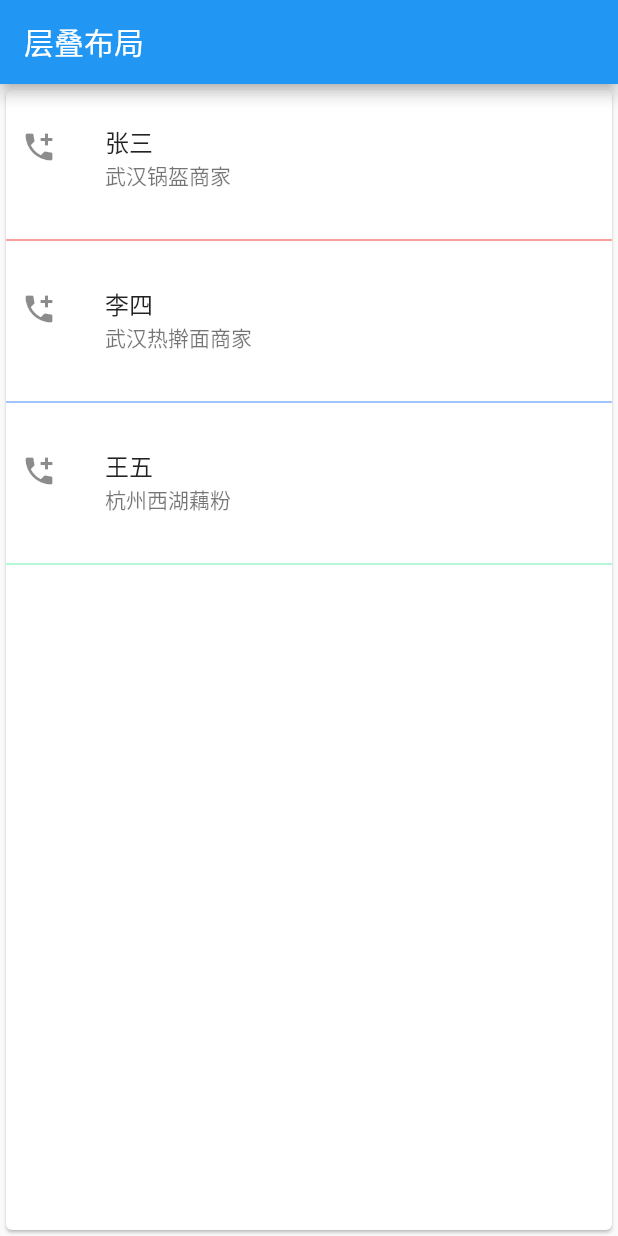
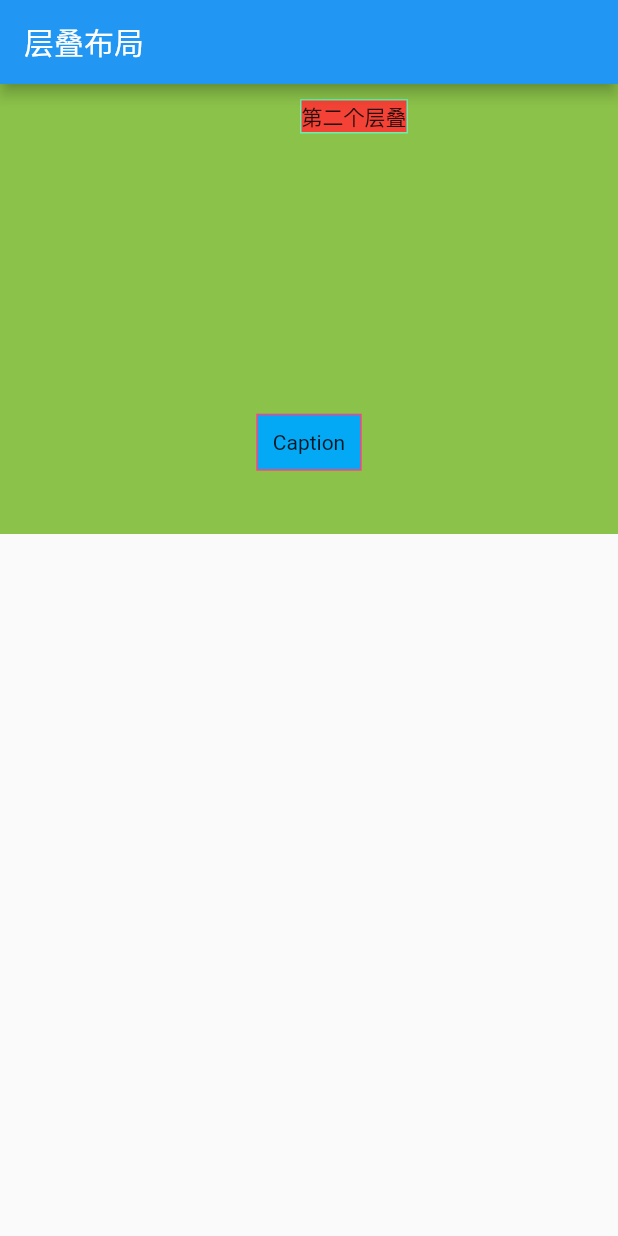
Before and after one commit to LaoChen1994/LearnFlutter, a Flutter app: the screen it shows after launch, on a phone screen of 412 x 824 dp. Run offline on Flutter 3.47's test engine with Material 2 defaults, Android fonts, the phone set to English and light mode, and no system bars.

```diff
--- a/layout_demo/lib/main.dart
+++ b/layout_demo/lib/main.dart
@@ -7,44 +7,104 @@ void main() => runApp(MyApp());
 // class MyApp extends StatelessWidget {
 //   @override
 //   Widget build(BuildContext context) {
-//     // TODO: implement build
 //     return MaterialApp(
 //       title: 'Layout Widget Demo',
 //       home: Scaffold(
-//         appBar: new AppBar(
-//           title: new Text('Row Layout demo'),
-//         ),
-//         body: new Row(
-//           children: <Widget>[
-//             Expanded(
-//                 child: new RaisedButton(
-//               onPressed: () {},
-//               color: Colors.redAccent,
-//               child: new Text('Red Botton'),
-//             )),
-//             Expanded(
-//               child: new RaisedButton(
-//                 onPressed: () {},
-//                 color: Colors.yellowAccent,
-//                 child: new Text(
-//                   'yellow Button',
-//                   style: TextStyle(color: Colors.blueGrey),
+//           appBar: new AppBar(
+//             title: new Text('Row Layout demo'),
+//           ),
+//           body: Column(
+//             children: <Widget>[
+//               Row(
+//                 children: <Widget>[
+//                   Container(
+//                     child: Center(
+//                       child: Text(
+//                         '左边的文字',
+//                         style: TextStyle(color: Colors.white, fontSize: 15),
+//                       ),
+//                     ),
+//                     width: 300,
+//                     height: 200,
+//                     decoration: BoxDecoration(
+//                         gradient: LinearGradient(colors: [
+//                       Colors.lightBlue,
+//                       Colors.lightGreen,
+//                       Colors.orangeAccent,
+//                       Colors.redAccent
+//                     ])),
+//                   ),
+//                   Expanded(
+//                     child: Container(
+//                       child: Text('右边的文字'),
+//                       color: Colors.blueAccent,
+//                       margin: EdgeInsets.fromLTRB(10, 0, 0, 0),
+//                       height: 200.0,
+//                       alignment: Alignment.center,
+//                     ),
+//                   )
+//                 ],
+//               ),
+//               Row(
+//                 children: <Widget>[
+//                   Container(
+//                     width: 300,
+//                     height: 300,
+//                     color: Colors.red,
+//                     alignment: Alignment.bottomRight,
+//                     child: FractionallySizedBox(
+//                       widthFactor: 0.7,
+//                       heightFactor: 0.5,
+//                       child: Container(
+//                         height: 200,
+//                         color: Colors.blue,
+//                       ),
+//                     ),
+//                   ),
+//                 ],
+//               ),
+//               Container(
+//                 height: 500,
+//                 margin: EdgeInsets.all(10),
+//                 child:
+//                 Column(
+//                   children: <Widget>[
+//                     Flexible(
+//                       flex: 1,
+//                       child: Container(
+//                         decoration: BoxDecoration(
+//                           borderRadius: BorderRadius.circular(10),
+//                           border: Border.all(width: 1, color: Colors.black),
+//                           color: Colors.red,
+//                         ),
+//                       ),
+//                     ),
+//                     Flexible(
+//                       flex: 3,
+//                       child: Container(
+//                         decoration: BoxDecoration(
+//                           borderRadius: BorderRadius.circular(10),
+//                           border: Border.all(width: 1, color: Colors.black),
+//                           color: Colors.red,
+//                         ),
+//                         margin: EdgeInsets.fromLTRB(0, 10, 0, 10),
+//                       ),
+//                     ),
+//                     Flexible(
+//                       flex: 1,
+//                       child: Container(
+//                         decoration: BoxDecoration(
+//                           borderRadius: BorderRadius.circular(10),
+//                           border: Border.all(width: 1, color: Colors.black),
+//                           color: Colors.red,
+//                         ),
+//                       ),
+//                     ),
+//                   ],
 //                 ),
-//               ),
-//             ),
-//             Expanded(
-//               child: new RaisedButton(
-//                 onPressed: () {},
-//                 color: Colors.lightBlue,
-//                 child: new Text(
-//                   'Blue Button',
-//                   style: TextStyle(color: Colors.blueGrey),
-//                 ),
-//               ),
-//             )
-//           ],
-//         ),
-//       ),
+//               )
+//             ],
+//           )),
 //     );
 //   }
 // }
@@ -97,103 +157,105 @@ void main() => runApp(MyApp());
 // }
 
 // 绝对定位和层叠布局
+class MyApp extends StatelessWidget {
+  @override
+  Widget build(BuildContext context) {
+    // TODO: implement build
+    var stack = new Stack(
+      children: <Widget>[
+        new Container(
+          height: 300,
+          color: Colors.lightGreen,
+        ),
+        new Container(
+          decoration: new BoxDecoration(
+              color: Colors.lightBlue,
+              border: Border.all(width: 1, color: Colors.pinkAccent)),
+          padding: EdgeInsets.all(10.0),
+          margin: EdgeInsets.all(20.0),
+          child: new Text('Caption'),
+        ),
+        new Positioned(
+          top: 10.0,
+          left: 200,
+          child: new Container(
+            decoration: BoxDecoration(
+                color: Colors.red,
+                border: Border.all(width: 1, color: Colors.greenAccent)),
+            child: new Text('第二个层叠'),
+          ),
+        ),
+      ],
+      alignment: const FractionalOffset(0.5, 0.9),
+    );
+
+    return new MaterialApp(
+      title: '层叠布局',
+      home: Scaffold(
+        appBar: new AppBar(title: new Text('层叠布局')),
+        body: stack,
+      ),
+    );
+  }
+}
+
+// 卡片布局
 // class MyApp extends StatelessWidget {
 //   @override
 //   Widget build(BuildContext context) {
 //     // TODO: implement build
-//     var stack = new Stack(
-//       children: <Widget>[
-//         new CircleAvatar(
-//           backgroundImage: new NetworkImage(
-//               'http://img5.mtime.cn/mt/2019/12/06/151723.54470898_140X210X4.jpg'),
-//           radius: 200,
-//         ),
-//         new Container(
-//           decoration: new BoxDecoration(
-//               color: Colors.lightBlue,
-//               border: Border.all(width: 1, color: Colors.pinkAccent)),
-//           padding: EdgeInsets.all(10.0),
-//           margin: EdgeInsets.all(20.0),
-//           child: new Text('Caption'),
-//         ),
-//         new Positioned(
-//           top: 10.0,
-//           left: 200,
-//           child: new Container(
-//             decoration: BoxDecoration(
-//                 color: Colors.red,
-//                 border: Border.all(width: 1, color: Colors.greenAccent)),
-//             child: new Text('第二个层叠'),
+
+//     var card = new Card(
+//       child: new Column(
+//         children: <Widget>[
+//           ListTile(
+//             title: Text(
+//               '张三',
+//               style: TextStyle(fontWeight: FontWeight.w400),
+//             ),
+//             contentPadding: EdgeInsets.all(10),
+//             subtitle: new Text('武汉锅盔商家'),
+//             leading: new Icon(Icons.add_call),
 //           ),
-//         ),
-//       ],
-//       alignment: const FractionalOffset(0.5, 0.9),
+//           new Divider(
+//             color: Colors.red,
+//           ),
+//           ListTile(
+//             title: Text(
+//               '李四',
+//               style: TextStyle(fontWeight: FontWeight.w400),
+//             ),
+//             contentPadding: EdgeInsets.all(10),
+//             subtitle: new Text('武汉热擀面商家'),
+//             leading: new Icon(Icons.add_call),
+//           ),
+//           new Divider(
+//             color: Colors.blueAccent,
+//           ),
+//           ListTile(
+//             title: Text(
+//               '王五',
+//               style: TextStyle(fontWeight: FontWeight.w400),
+//             ),
+//             contentPadding: EdgeInsets.all(10),
+//             subtitle: new Text('杭州西湖藕粉'),
+//             leading: new Icon(Icons.add_call),
+//           ),
+//           new Divider(color: Colors.greenAccent),
+//         ],
+//       ),
 //     );
 
 //     return new MaterialApp(
 //       title: '层叠布局',
 //       home: Scaffold(
 //         appBar: new AppBar(title: new Text('层叠布局')),
-//         body: stack,
+//         body: Column(
+//           children: <Widget>[
+//             card,
+//           ],
+//         ),
 //       ),
 //     );
 //   }
 // }
-
-// 卡片布局
-
-class MyApp extends StatelessWidget {
-  @override
-  Widget build(BuildContext context) {
-    // TODO: implement build
-
-    var card = new Card(
-      child: new Column(
-        children: <Widget>[
-          ListTile(
-            title: Text(
-              '张三',
-              style: TextStyle(fontWeight: FontWeight.w400),
-            ),
-            contentPadding: EdgeInsets.all(10),
-            subtitle: new Text('武汉锅盔商家'),
-            leading: new Icon(Icons.add_call),
-          ),
-          new Divider(
-            color: Colors.red,
-          ),
-          ListTile(
-            title: Text(
-              '李四',
-              style: TextStyle(fontWeight: FontWeight.w400),
-            ),
-            contentPadding: EdgeInsets.all(10),
-            subtitle: new Text('武汉热擀面商家'),
-            leading: new Icon(Icons.add_call),
-          ),
-          new Divider(
-            color: Colors.blueAccent,
-          ),
-          ListTile(
-            title: Text(
-              '王五',
-              style: TextStyle(fontWeight: FontWeight.w400),
-            ),
-            contentPadding: EdgeInsets.all(10),
-            subtitle: new Text('杭州西湖藕粉'),
-            leading: new Icon(Icons.add_call),
-          ),
-          new Divider(color: Colors.greenAccent),
-        ],
-      ),
-    );
-
-    return new MaterialApp(
-      title: '层叠布局',
-      home: Scaffold(
-        appBar: new AppBar(title: new Text('层叠布局')),
-        body: card,
-      ),
-    );
-  }
-}
```
Also changed, not shown: 1 other file.
